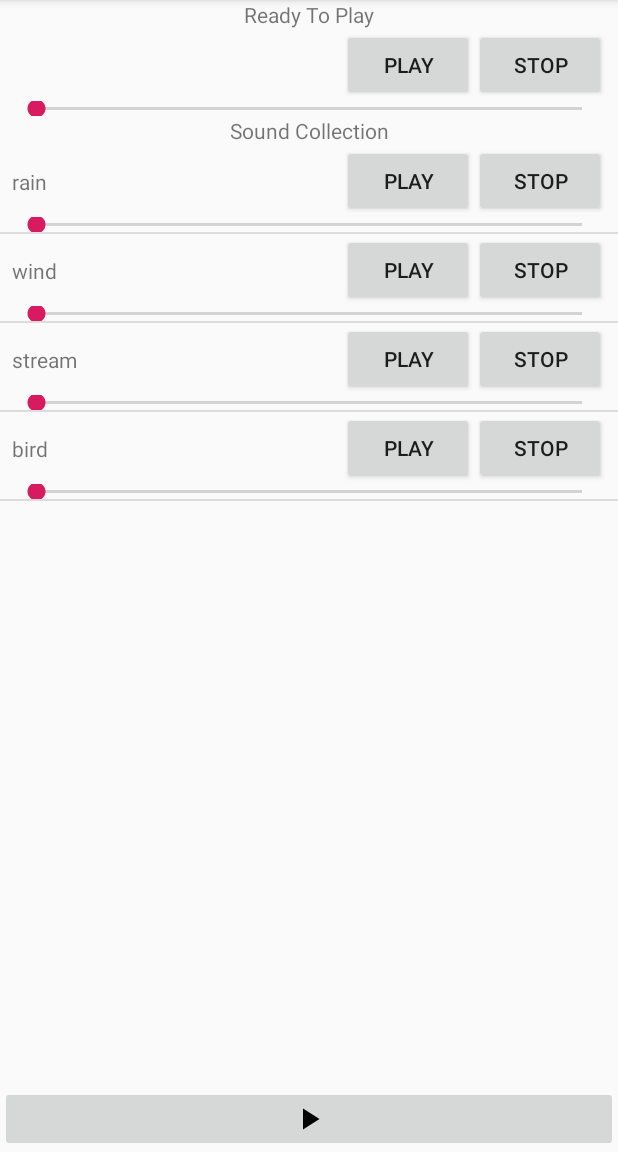
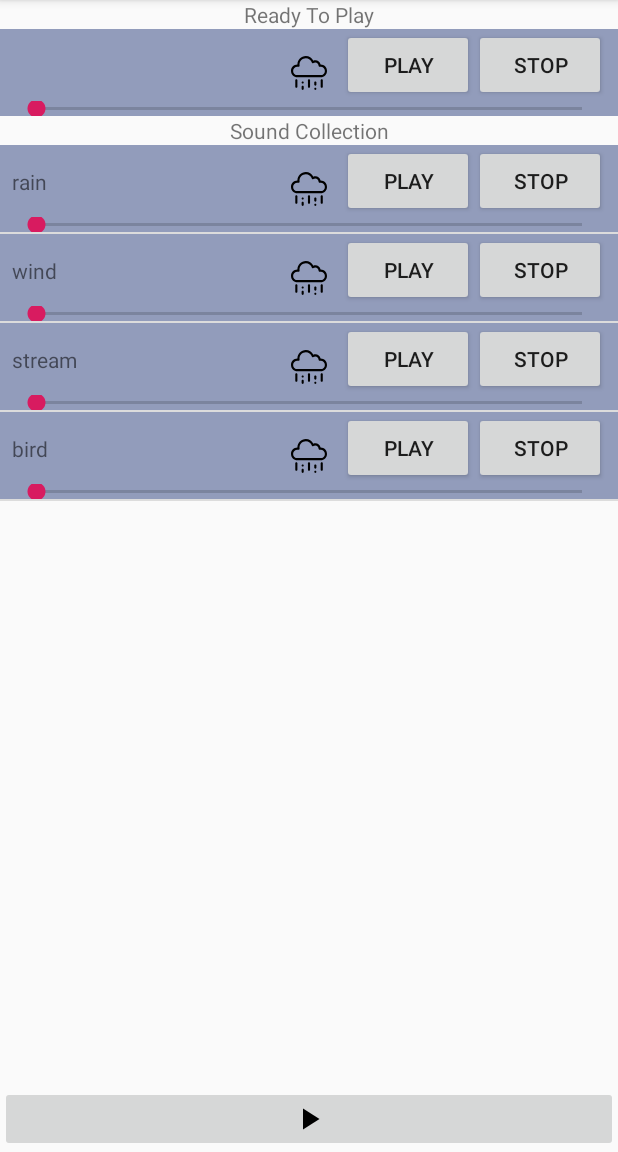
Before and after one commit to voddan/DreamyClouds, an Android app: the screen it shows after launch (MainScreenActivity), on a phone screen of 412 x 824 dp, the part 84-1236 px from its top. Run offline under Robolectric (Android 15) with nearby library versions, the phone set to English and light mode, and no system bars; libraries missing offline, so code that uses them is left out: com.google.android.exoplayer2; 8 statements that could not run were skipped.

Commit message:
Adde backgtoun image and colour to player_controls_view.xml

```diff
--- a/app/src/main/res/layout/player_controls_view.xml
+++ b/app/src/main/res/layout/player_controls_view.xml
@@ -4,7 +4,18 @@
     xmlns:app="http://schemas.android.com/apk/res-auto"
     xmlns:tools="http://schemas.android.com/tools"
     android:layout_width="match_parent"
-    android:layout_height="wrap_content">
+    android:layout_height="wrap_content"
+    android:background="#929CBB">
+
+    <ImageView
+        android:layout_width="wrap_content"
+        android:layout_height="wrap_content"
+        android:src="@drawable/rain"
+        app:layout_constraintTop_toTopOf="parent"
+        app:layout_constraintBottom_toBottomOf="parent"
+        app:layout_constraintStart_toStartOf="parent"
+        app:layout_constraintEnd_toEndOf="parent"
+        android:id="@+id/background"/>
 
     <TextView
         tools:text="Name"
```
